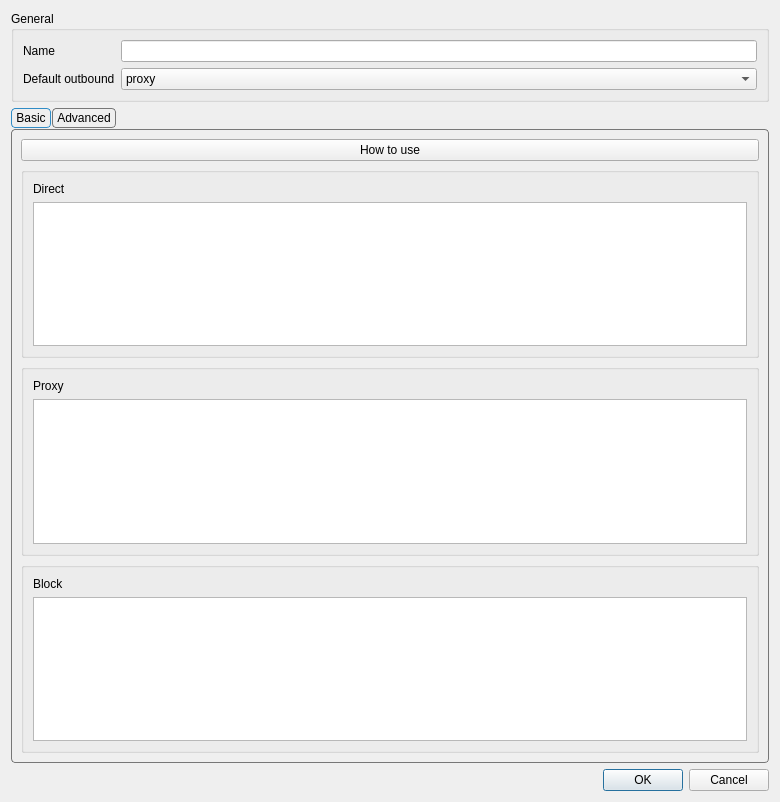
This is include/ui/setting/RouteItem.ui in shengmo0210/Throne as Qt 5 draws it before an edit. The edited form follows.
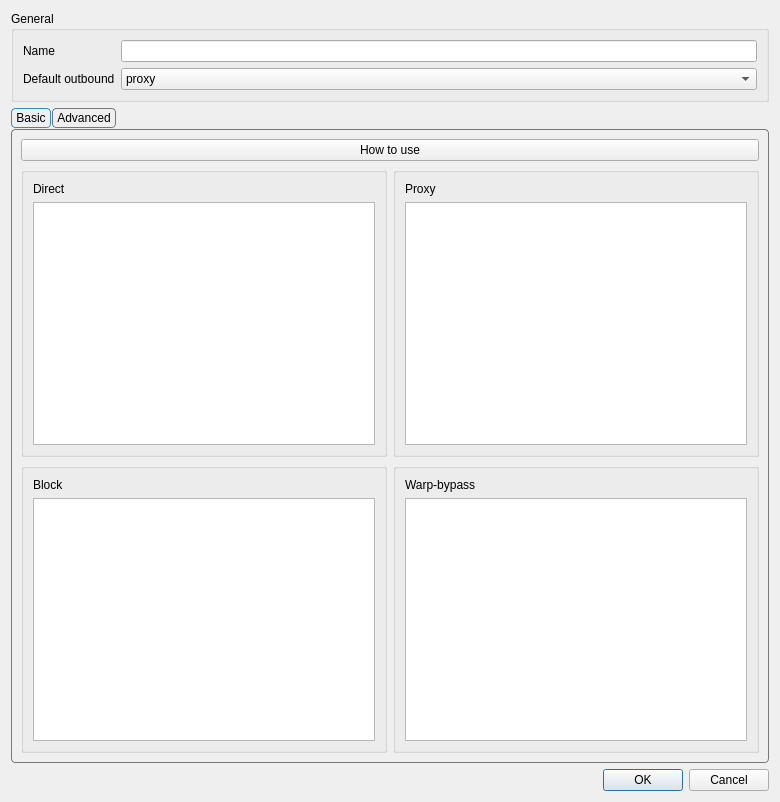
This is the edited form.

Commit message: add block and warp-bypass to routing profile default outbounds && add warp-bypass special outbound

The edit to the form file:
```diff
--- a/include/ui/setting/RouteItem.ui
+++ b/include/ui/setting/RouteItem.ui
@@ -104,6 +104,8 @@
         </widget>
        </item>
        <item>
+        <layout class="QGridLayout" name="simpleGrid">
+         <item row="0" column="0">
         <widget class="QGroupBox" name="simple_direct_box">
          <layout class="QVBoxLayout" name="verticalLayout_6">
           <item>
@@ -119,7 +121,7 @@
          </layout>
         </widget>
        </item>
-       <item>
+         <item row="0" column="1">
         <widget class="QGroupBox" name="simple_proxy_box">
          <layout class="QVBoxLayout" name="verticalLayout_7">
           <item>
@@ -135,7 +137,7 @@
          </layout>
         </widget>
        </item>
-       <item>
+         <item row="1" column="0">
         <widget class="QGroupBox" name="simple_block_box">
          <layout class="QVBoxLayout" name="verticalLayout_8">
           <item>
@@ -150,6 +152,24 @@
           </item>
          </layout>
         </widget>
+         </item>
+         <item row="1" column="1">
+          <widget class="QGroupBox" name="simple_warpbypass_box">
+           <layout class="QVBoxLayout" name="verticalLayout_10">
+            <item>
+             <widget class="QLabel" name="label_4">
+              <property name="text">
+               <string>Warp-bypass</string>
+              </property>
+             </widget>
+            </item>
+            <item>
+             <widget class="QTextEdit" name="simple_warpbypass"/>
+            </item>
+           </layout>
+          </widget>
+         </item>
+        </layout>
        </item>
       </layout>
      </widget>
```
Left out of the diff: 10 changed lines with no effect on the pictures. Lines whose indentation alone changed are shown as unchanged. The commit also changes 7 other files.
